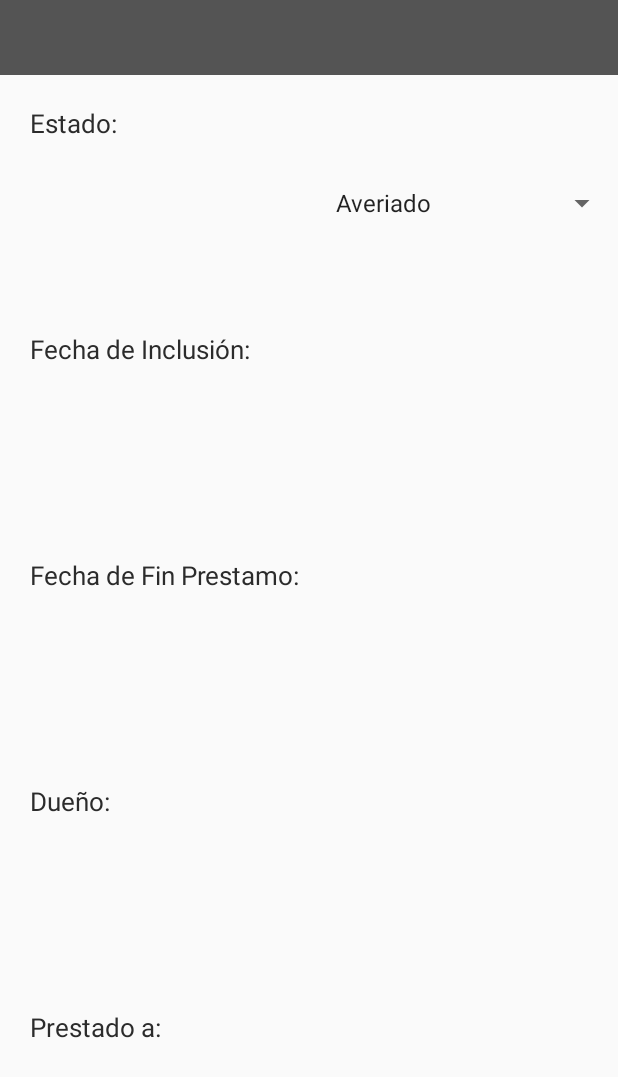
After one commit to Canario0/SMov, an Android app: the layout item_dialog.xml on its own in the app's theme, with its tools: preview values and no code run, on a phone screen of 412 x 824 dp. The commit adds this screen. Shown: the top 1077 px of the screen. Run offline under Robolectric (Android 15) with nearby library versions, the phone set to English and light mode, and no system bars.

Commit message:
Home terminado, pendiente de hacer que se cambie el estado

```diff
--- a/app/src/main/java/com/gui/inventoryapp/activities/home.java
+++ b/app/src/main/java/com/gui/inventoryapp/activities/home.java
@@ -55,11 +55,9 @@ public class home extends AppCompatActivity
             @Override
             public void onClick(View v) {
                 SearchView search_bar = findViewById(R.id.search_bar);
-                if (search_bar.getQuery().length() != 0) {
-                    ItemList x = (ItemList) getFragmentManager().findFragmentByTag(current_fragment);
-                    x.reset();
-                    search_bar.setQuery("", false);
-                }
+                ItemList x = (ItemList) getFragmentManager().findFragmentByTag(current_fragment);
+                x.reset();
+                search_bar.setQuery("", false);
                 search_bar.clearFocus();
 
             }
--- a/app/src/main/java/com/gui/inventoryapp/fragments/ItemList.java
+++ b/app/src/main/java/com/gui/inventoryapp/fragments/ItemList.java
@@ -1,23 +1,29 @@
 package com.gui.inventoryapp.fragments;
 
+import android.app.AlertDialog;
 import android.app.ListFragment;
 import android.app.LoaderManager;
 import android.content.CursorLoader;
+import android.content.DialogInterface;
 import android.content.Loader;
 import android.database.Cursor;
 import android.database.DatabaseUtils;
 import android.graphics.Color;
 import android.os.Bundle;
 import android.util.Log;
+import android.view.LayoutInflater;
 import android.view.View;
 import android.widget.AdapterView;
 import android.widget.ListView;
 import android.widget.SimpleCursorAdapter;
+import android.widget.Spinner;
 import android.widget.TextView;
 import android.widget.Toast;
 
 import com.gui.inventoryapp.R;
 import com.gui.inventoryapp.constant.ItemConstants;
+
+import java.util.zip.Inflater;
 
 
 public class ItemList extends ListFragment implements LoaderManager.LoaderCallbacks<Cursor>, AdapterView.OnItemClickListener {
@@ -39,7 +45,6 @@ public class ItemList extends ListFragment implements LoaderManager.LoaderCallba
         getListView().setOnItemClickListener(this);
         getLoaderManager().initLoader(LOADER_ID, null, this);
     }
-
 
 
     @Override
@@ -65,10 +70,54 @@ public class ItemList extends ListFragment implements LoaderManager.LoaderCallba
         mAdapter.swapCursor(null);
     }
 
+    private void setDialogView(View aux, Cursor x) {
+        ((TextView) aux.findViewById(R.id.dialog_title)).setText(x.getString(x.getColumnIndex(ItemConstants.ITEM.BARCODE)));
+        switch (x.getInt(x.getColumnIndex(ItemConstants.ITEM.CONDITION))) {
+            case -1:
+                ((Spinner) aux.findViewById(R.id.item_state)).setSelection(x.getInt(x.getColumnIndex(ItemConstants.ITEM.CONDITION))+ 1);
+                break;
+            case 0:
+                ((Spinner) aux.findViewById(R.id.item_state)).setSelection(x.getInt(x.getColumnIndex(ItemConstants.ITEM.CONDITION))+ 1);
+                break;
+            case 1:
+                ((Spinner) aux.findViewById(R.id.item_state)).setSelection(x.getInt(x.getColumnIndex(ItemConstants.ITEM.CONDITION))+ 1);
+                break;
+
+        }
+
+        ((TextView) aux.findViewById(R.id.added_date)).setText(x.getString(x.getColumnIndex(ItemConstants.ITEM.ENTRY_DATE)));
+        ((TextView) aux.findViewById(R.id.book_end_date)).setText(x.getString(x.getColumnIndex(ItemConstants.ITEM.CHECKOUT_EXPIRE_DATE)));
+        ((TextView) aux.findViewById(R.id.rent_user)).setText(x.getString(x.getColumnIndex(ItemConstants.ITEM.GIVEN_TO)));
+        ((TextView) aux.findViewById(R.id.owner_name)).setText(x.getString(x.getColumnIndex(ItemConstants.ITEM.OWNER)));
+
+    }
+
     @Override
     public void onItemClick(AdapterView<?> parent, View view, int position, long id) {
+        Cursor x = (Cursor) this.getListAdapter().getItem(position);
         TextView v = view.findViewById(R.id.item_barcode);
-        Toast.makeText(getActivity(), "YEY MA BOY soy el item: " + position + " y contengo " + v.getText(), Toast.LENGTH_SHORT).show();
+//        Toast.makeText(getActivity(), "YEY MA BOY soy el item: " + position + " y contengo " + v.getText(), Toast.LENGTH_SHORT).show();
+        AlertDialog.Builder alertDialogBuilder = new AlertDialog.Builder(getActivity());
+        LayoutInflater inflater = getActivity().getLayoutInflater();
+        // set title
+        View aux = inflater.inflate(R.layout.item_dialog, null);
+        setDialogView(aux, x);
+        // set dialog message
+        alertDialogBuilder.setView(aux)
+                .setCancelable(true)
+                .setNegativeButton("Salir", new DialogInterface.OnClickListener() {
+                    public void onClick(DialogInterface dialog, int id) {
+                        // if this button is clicked, just close
+                        // the dialog box and do nothing
+                        dialog.cancel();
+                    }
+                });
+
+        // create alert dialog
+        AlertDialog alertDialog = alertDialogBuilder.create();
+
+        // show it
+        alertDialog.show();
 
     }
 
--- /dev/null
+++ b/app/src/main/res/layout/item_dialog.xml
@@ -0,0 +1,139 @@
+<?xml version="1.0" encoding="utf-8"?>
+<LinearLayout xmlns:android="http://schemas.android.com/apk/res/android"
+    android:layout_width="match_parent"
+    android:layout_height="match_parent"
+    android:orientation="vertical">
+
+    <TextView
+        android:id="@+id/dialog_title"
+        android:layout_width="match_parent"
+        android:layout_height="50dp"
+        android:layout_marginBottom="20dp"
+        android:background="@color/colorPrimary"
+        android:textAlignment="center"
+        android:textColor="#ffffff"
+        android:textSize="30sp" />
+
+    <LinearLayout
+        android:layout_width="match_parent"
+        android:layout_height="0dp"
+        android:layout_marginLeft="20dp"
+        android:layout_marginBottom="20dp"
+        android:layout_weight="1"
+        android:orientation="horizontal">
+
+        <TextView
+            android:layout_width="0dp"
+            android:layout_height="match_parent"
+            android:layout_weight="1"
+            android:text="Estado:"
+            android:textColor="@color/colorAccent"
+            android:textSize="17sp" />
+
+        <Spinner
+            android:id="@+id/item_state"
+            android:layout_width="0dp"
+            android:layout_height="match_parent"
+            android:layout_weight="1"
+            android:entries="@array/state_entries"
+            android:textSize="17sp" />
+    </LinearLayout>
+
+    <LinearLayout
+        android:layout_width="match_parent"
+        android:layout_height="0dp"
+        android:layout_marginLeft="20dp"
+        android:layout_marginBottom="20dp"
+        android:layout_weight="1"
+        android:orientation="horizontal">
+
+        <TextView
+            android:layout_width="0dp"
+            android:layout_height="match_parent"
+            android:layout_weight="1"
+            android:text="Fecha de Inclusión:"
+            android:textColor="@color/colorAccent"
+            android:textSize="17sp" />
+
+        <TextView
+            android:id="@+id/added_date"
+            android:layout_width="0dp"
+            android:layout_height="match_parent"
+            android:layout_weight="1"
+            android:textSize="17sp" />
+    </LinearLayout>
+
+    <LinearLayout
+        android:layout_width="match_parent"
+        android:layout_height="0dp"
+        android:layout_marginLeft="20dp"
+        android:layout_marginBottom="20dp"
+        android:layout_weight="1"
+        android:orientation="horizontal">
+
+        <TextView
+            android:layout_width="0dp"
+            android:layout_height="match_parent"
+            android:layout_weight="1"
+            android:text="Fecha de Fin Prestamo:"
+            android:textColor="@color/colorAccent"
+            android:textSize="17sp" />
+
+        <TextView
+            android:id="@+id/book_end_date"
+            android:layout_width="0dp"
+            android:layout_height="match_parent"
+            android:layout_weight="1"
+            android:textSize="17sp" />
+    </LinearLayout>
+
+
+    <LinearLayout
+        android:layout_width="match_parent"
+        android:layout_height="0dp"
+        android:layout_marginLeft="20dp"
+        android:layout_marginBottom="20dp"
+        android:layout_weight="1"
+        android:orientation="horizontal">
+
+        <TextView
+            android:layout_width="0dp"
+            android:layout_height="match_parent"
+            android:layout_weight="1"
+            android:text="Dueño:"
+            android:textColor="@color/colorAccent"
+            android:textSize="17sp" />
+
+        <TextView
+            android:id="@+id/owner_name"
+            android:layout_width="0dp"
+            android:layout_height="match_parent"
+            android:layout_weight="1"
+            android:textSize="17sp" />
+    </LinearLayout>
+
+    <LinearLayout
+        android:layout_width="match_parent"
+        android:layout_height="0dp"
+        android:layout_marginLeft="20dp"
+        android:layout_marginBottom="20dp"
+        android:layout_weight="1"
+        android:orientation="horizontal">
+
+        <TextView
+            android:layout_width="0dp"
+            android:layout_height="match_parent"
+            android:layout_weight="1"
+            android:text="Prestado a:"
+            android:textColor="@color/colorAccent"
+            android:textSize="17sp" />
+
+        <TextView
+            android:id="@+id/rent_user"
+            android:layout_width="0dp"
+            android:layout_height="match_parent"
+            android:layout_weight="1"
+            android:textSize="17sp" />
+    </LinearLayout>
+
+</LinearLayout>
--- a/app/src/main/res/values/strings.xml
+++ b/app/src/main/res/values/strings.xml
@@ -55,6 +55,12 @@
         <item>-1</item>
     </string-array>
 
+    <string-array name="state_entries">
+        <item>Averiado</item>
+        <item>Disponible</item>
+        <item>Prestado</item>
+    </string-array>
+
     <string-array name="list_preference_entries">
         <item>Entry 1</item>
         <item>Entry 2</item>
```
